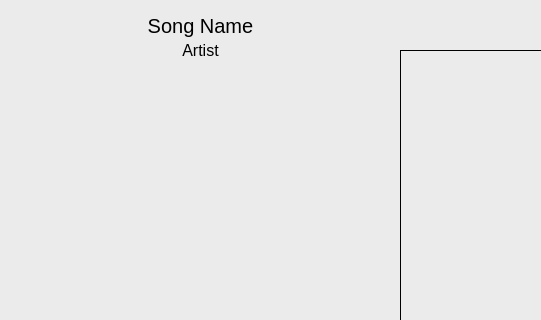
Above: src/ui/mainwindow.ui from III-koda/qt-music before the change; both pictures show x 0 to 541 and y 0 to 320 of the 889 by 544 pixel window. Below: the same form after it.
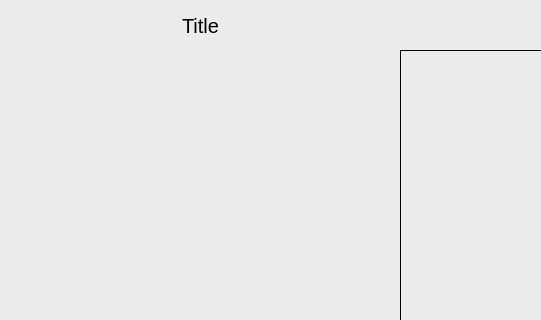
That is the form after the change. Icons and pictures are not drawn.

Commit message: Update song display UI (#7)

The edit to the form file:
```diff
--- a/src/ui/mainwindow.ui
+++ b/src/ui/mainwindow.ui
@@ -26,12 +26,18 @@
    <widget class="QLabel" name="song_name_label">
     <property name="geometry">
      <rect>
-      <x>10</x>
+      <x>30</x>
       <y>10</y>
-      <width>381</width>
+      <width>341</width>
       <height>31</height>
      </rect>
     </property>
+    <property name="sizePolicy">
+     <sizepolicy hsizetype="Fixed" vsizetype="Fixed">
+      <horstretch>0</horstretch>
+      <verstretch>0</verstretch>
+     </sizepolicy>
+    </property>
     <property name="font">
      <font>
       <family>Ubuntu</family>
@@ -45,7 +51,7 @@
      <string notr="true">background-color: qlineargradient(spread:pad, x1:0, y1:0, x2:1, y2:1, stop:0 rgba(0, 0, 0, 0));</string>
     </property>
     <property name="text">
-     <string>Song Name</string>
+     <string>Title</string>
     </property>
     <property name="alignment">
      <set>Qt::AlignCenter</set>
@@ -285,30 +291,6 @@
      <number>0</number>
     </property>
    </widget>
-   <widget class="QLabel" name="artist_label">
-    <property name="geometry">
-     <rect>
-      <x>40</x>
-      <y>40</y>
-      <width>321</width>
-      <height>20</height>
-     </rect>
-    </property>
-    <property name="font">
-     <font>
-      <pointsize>12</pointsize>
-     </font>
-    </property>
-    <property name="styleSheet">
-     <string notr="true">background-color: qlineargradient(spread:pad, x1:0, y1:0, x2:1, y2:1, stop:0 rgba(0, 0, 0, 255), stop:0.00497512 rgba(0, 0, 0, 0));</string>
-    </property>
-    <property name="text">
-     <string>Artist</string>
-    </property>
-    <property name="alignment">
-     <set>Qt::AlignCenter</set>
-    </property>
-   </widget>
    <widget class="QPushButton" name="replay_button">
     <property name="enabled">
      <bool>false</bool>
@@ -349,9 +331,9 @@
     <property name="geometry">
      <rect>
       <x>20</x>
-      <y>70</y>
-      <width>351</width>
-      <height>341</height>
+      <y>50</y>
+      <width>361</width>
+      <height>361</height>
      </rect>
     </property>
     <property name="text">
```
Left out of the diff: 2 changed lines with no effect on the pictures. The commit also changes 5 other files.
